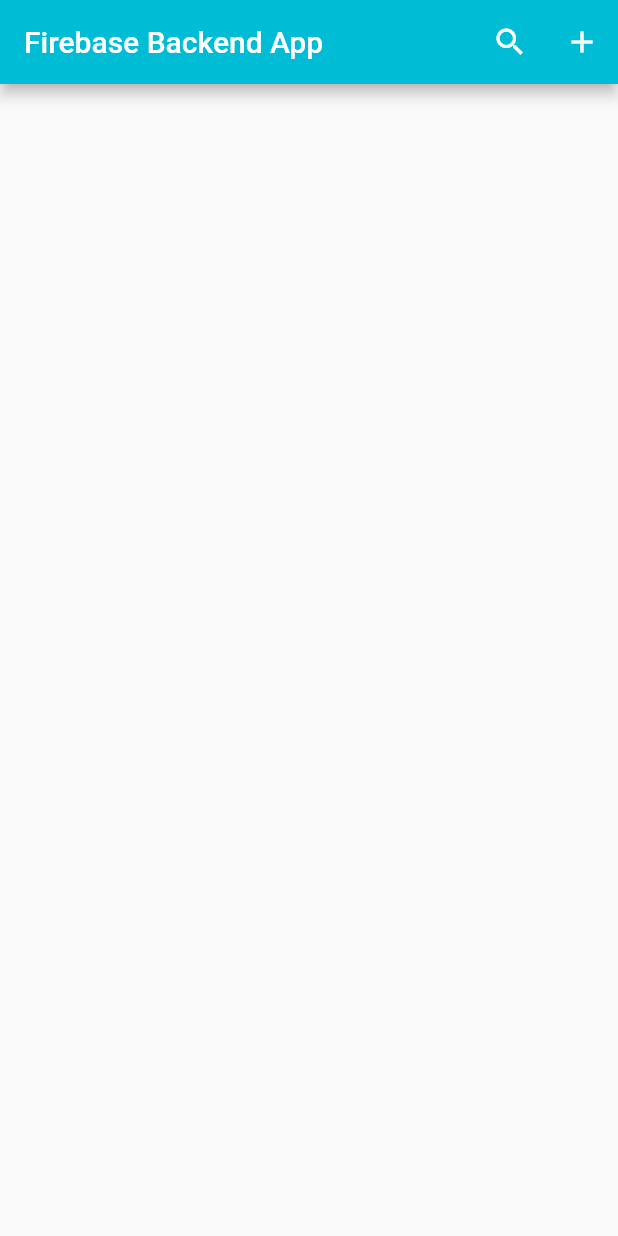
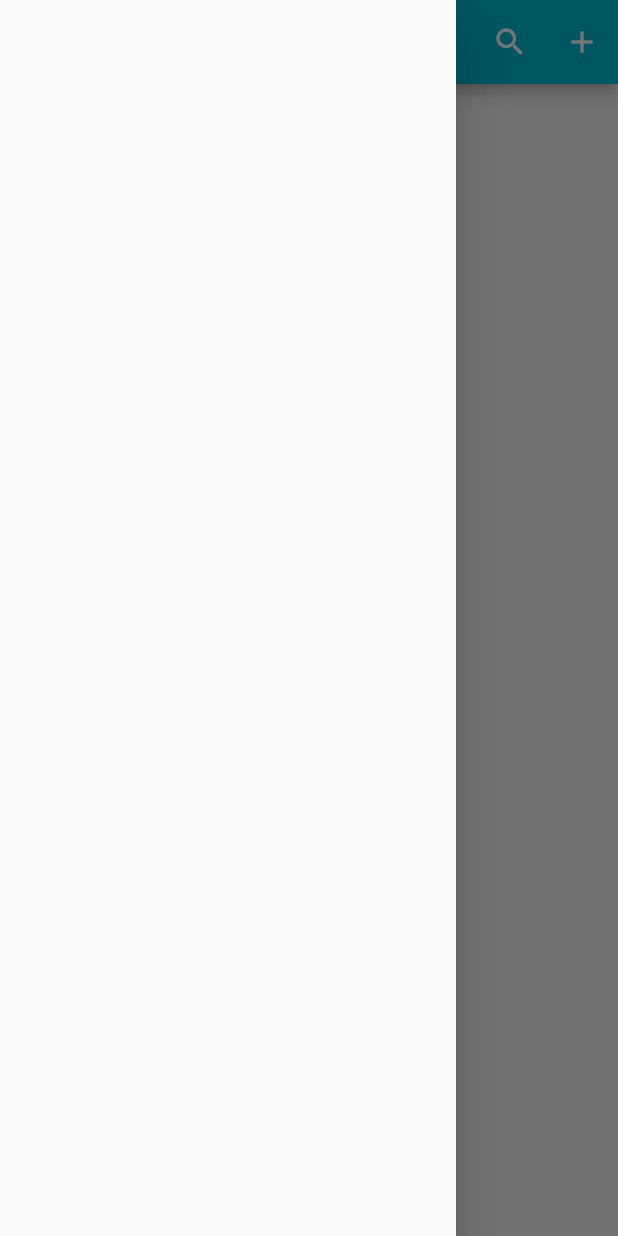
Before and after one commit to Miftah-Maritah/FlutterFirebase, a Flutter app: the screen it shows after launch, with the side drawer open (before the commit the screen has no drawer), on a phone screen of 412 x 824 dp. Run offline on Flutter 3.47's test engine with Material 2 defaults, Android fonts, the phone set to English and light mode, and no system bars.

```diff
--- a/lib/HomePage.dart
+++ b/lib/HomePage.dart
@@ -22,6 +22,9 @@ class _HomeState extends State<Home> {
         ],
 
       ),
+      drawer: Drawer(
+        child: ListView(),
+      ),
 
     );
   }
```
